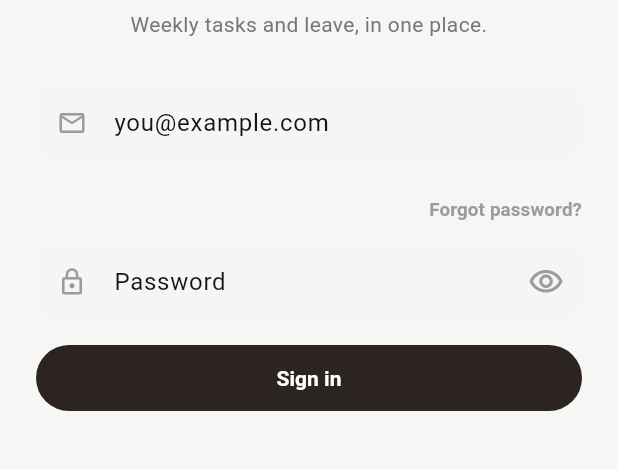
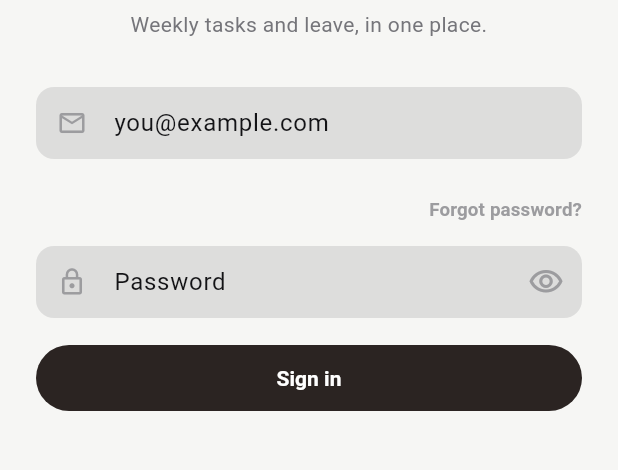
Before and after one commit to arsalanmukhtar/daily_tasks, a Flutter app: the screen it shows after launch, on a phone screen of 412 x 824 dp, the part 498-968 px from its top. Run offline on Flutter 3.47's test engine with Material 3 defaults, Android fonts, the phone set to English and light mode, and no system bars; our stand-ins replace app_links, flutter_riverpod, flutter_widget_from_html_core, google_fonts, shared_preferences.

Commit message:
Mobile: darken shared gray fill ~10%, was blending into the page background
Follow-up to 3e93516 - #F5F5F4 sat only one unit off AppColors.bg
(#F6F6F4), so every gray box/tile/track (Reason note boxes, filled inputs,
period selector track, stat tiles, bar tracks) read as barely-there against
the page. Darkened by ~10% to #DDDDDC - still a soft, subtle fill, just
visibly distinct from the background now.

Verified live on the emulator: the redesigned sign-in screen's filled
inputs (which pick up this same token via app_theme.dart's
inputDecorationTheme) now read clearly against the page instead of nearly
disappearing into it.

Co-Authored-By: Claude Sonnet 5 <noreply@anthropic.com>

```diff
--- a/mobile_app/lib/core/theme/app_colors.dart
+++ b/mobile_app/lib/core/theme/app_colors.dart
@@ -68,7 +68,7 @@ class AppColors {
   // references the Kotlin app's light theme was built from.
   static const bg = Color(0xFFF6F6F4);
   static const surface = Color(0xFFFFFFFF);
-  static const surface2 = Color(0xFFF5F5F4); // filled chip/tile background
+  static const surface2 = Color(0xFFDDDDDC); // filled chip/tile background - #F5F5F4 darkened ~10%, was blending into bg
   static const surface3 = Color(0xFFE0DEDA);
   static const ink900 = Color(0xFF131316); // headings, primary text
   static const ink700 = Color(0xFF75757A); // muted captions/secondary text
```
